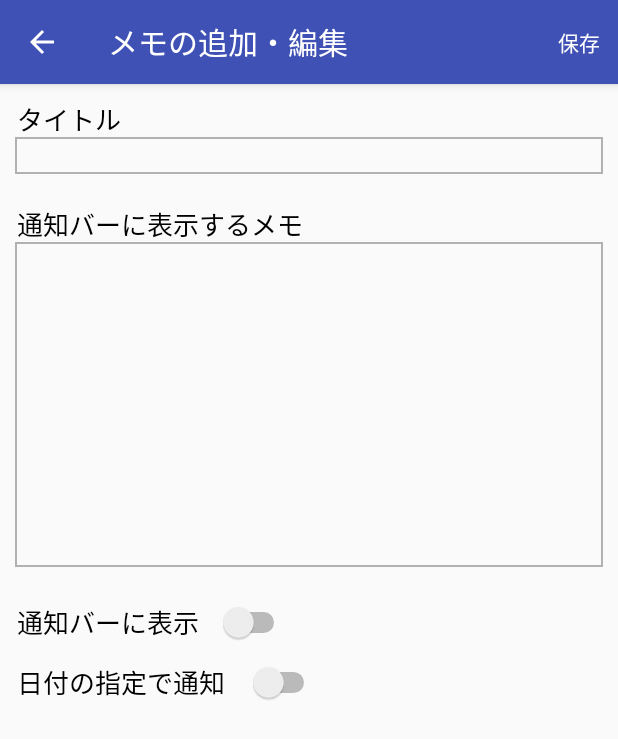
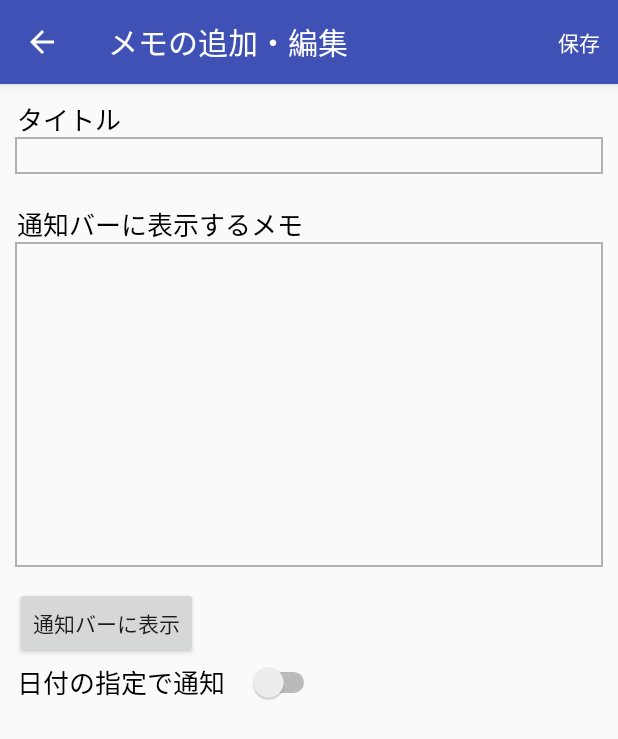
Before and after one commit to uucyan/MemoPush, an Android app: the MemoActivity screen opened directly, with no data from a screen before it, on a phone screen of 412 x 824 dp. Shown: the top 739 px of the screen. Run offline under Robolectric (Android 15) with nearby library versions, the phone set to English and light mode, and no system bars; libraries missing offline, so code that uses them is left out: io.realm, me.mattak.moment.

Commit message:
メモの通知処理実装

```diff
--- a/app/build.gradle
+++ b/app/build.gradle
@@ -42,6 +42,7 @@ dependencies {
     testImplementation 'junit:junit:4.12'
     androidTestImplementation 'com.android.support.test:runner:1.0.0'
     androidTestImplementation 'com.android.support.test.espresso:espresso-core:3.0.0'
+    compile 'me.mattak:moment:0.0.4'
 }
 
 allOpen {
--- a/app/src/main/res/layout/activity_memo.xml
+++ b/app/src/main/res/layout/activity_memo.xml
@@ -53,26 +53,33 @@
             android:lines="10"
             android:inputType="textMultiLine" />
 
-        <TextView
-            android:id="@+id/notification_text_view"
+        <!--<TextView-->
+            <!--android:id="@+id/notification_text_view"-->
+            <!--android:layout_width="wrap_content"-->
+            <!--android:layout_height="wrap_content"-->
+            <!--android:layout_marginStart="1dp"-->
+            <!--android:ellipsize="end"-->
+            <!--android:maxLines="1"-->
+            <!--android:layout_marginTop="335dp"-->
+            <!--android:text="通知バーに表示"-->
+            <!--android:textColor="@android:color/black"-->
+            <!--android:textSize="17sp" />-->
+
+        <!--<Switch-->
+            <!--android:id="@+id/notification_switch"-->
+            <!--android:layout_width="wrap_content"-->
+            <!--android:layout_height="wrap_content"-->
+            <!--android:layout_marginTop="335dp"-->
+            <!--android:layout_marginLeft="135dp"-->
+            <!--android:textSize="17sp"-->
+            <!--android:text="" />-->
+
+        <Button
+            android:id="@+id/notification_button"
             android:layout_width="wrap_content"
             android:layout_height="wrap_content"
-            android:layout_marginStart="1dp"
-            android:ellipsize="end"
-            android:maxLines="1"
-            android:layout_marginTop="335dp"
-            android:text="通知バーに表示"
-            android:textColor="@android:color/black"
-            android:textSize="17sp" />
-
-        <Switch
-            android:id="@+id/notification_switch"
-            android:layout_width="wrap_content"
-            android:layout_height="wrap_content"
-            android:layout_marginTop="335dp"
-            android:layout_marginLeft="135dp"
-            android:textSize="17sp"
-            android:text="" />
+            android:layout_marginTop="325dp"
+            android:text="通知バーに表示" />
 
         <TextView
             android:id="@+id/notification_time_text_view"
```
Also changed, not shown: app/src/main/AndroidManifest.xml (+7 -3 lines), app/src/main/kotlin/com/uucyan/memopush/MemoActivity.kt (+65 -2 lines).
